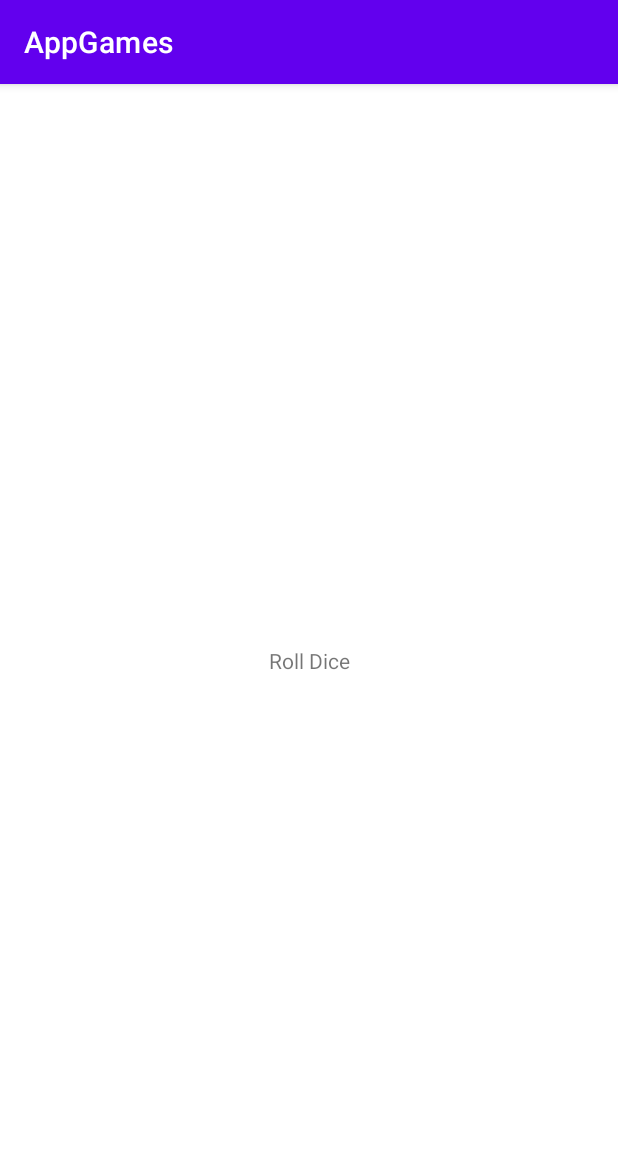
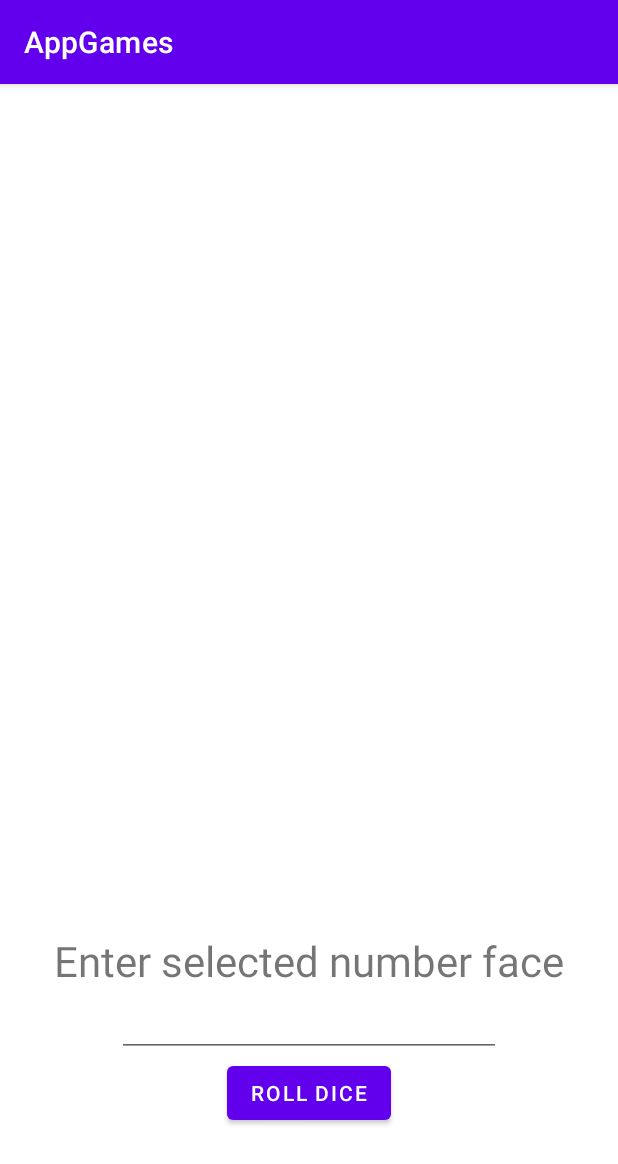
Before and after one commit to Gustavo-F/Programacao-Dispositivos-Moveis, an Android app: the RollDiceFragment screen opened through its navigation route, on a phone screen of 412 x 824 dp. Shown: the top 1164 px of the screen. Run offline under Robolectric (Android 15) with nearby library versions, the phone set to English and light mode, and no system bars.

Commit message:
Implementado o jogo RollDice

```diff
--- a/AppGames/app/src/main/java/com/gustavo/appgames/HeadsTailsFragment.kt
+++ b/AppGames/app/src/main/java/com/gustavo/appgames/HeadsTailsFragment.kt
@@ -7,7 +7,6 @@ import android.view.View
 import android.view.View.INVISIBLE
 import android.view.View.VISIBLE
 import android.view.ViewGroup
-import android.widget.Toast
 import androidx.fragment.app.Fragment
 import com.gustavo.appgames.databinding.FragmentHeadsTailsBinding
 
@@ -51,10 +50,6 @@ class HeadsTailsFragment: Fragment(R.layout.fragment_heads_tails) {
             binding.coinFaceImageView.visibility = INVISIBLE
         }
 
-        Toast.makeText(context, "Flipping the coin...   ", Toast.LENGTH_SHORT).show()
-
-        Thread.sleep(2000)
-
         val randValue = (0..1).random()
 
         when(randValue){
--- a/AppGames/app/src/main/java/com/gustavo/appgames/HomeFragment.kt
+++ b/AppGames/app/src/main/java/com/gustavo/appgames/HomeFragment.kt
@@ -40,6 +40,9 @@ class HomeFragment : Fragment(R.layout.fragment_home) {
         binding.winsTextView.text = "Wins: ${Data.loggedUser?.winsAndDefeats!![0].wins}"
         binding.defeatsTextView.text = "Defeats: ${Data.loggedUser?.winsAndDefeats!![0].defeats}"
 
+        binding.rollDiceWins.text = "Wins: ${Data.loggedUser?.winsAndDefeats!![1].wins}"
+        binding.rollDiceDefeats.text = "Defeats: ${Data.loggedUser?.winsAndDefeats!![1].defeats}"
+
         binding.headstailsLinearLayout.setOnClickListener {
             var action = HomeFragmentDirections.actionHomeFragmentToHeadsTailsFragment()
             findNavController().navigate(action)
--- a/AppGames/app/src/main/java/com/gustavo/appgames/RollDiceFragment.kt
+++ b/AppGames/app/src/main/java/com/gustavo/appgames/RollDiceFragment.kt
@@ -1,11 +1,72 @@
 package com.gustavo.appgames
 
 import android.os.Bundle
+import android.view.LayoutInflater
 import android.view.View
+import android.view.ViewGroup
+import android.widget.Toast
 import androidx.fragment.app.Fragment
+import com.gustavo.appgames.databinding.FragmentRolldiceBinding
 
 class RollDiceFragment: Fragment(R.layout.fragment_rolldice){
+
+    private var _binding: FragmentRolldiceBinding? = null
+    private val binding get() = _binding!!
+
+    override fun onCreateView(
+        inflater: LayoutInflater,
+        container: ViewGroup?,
+        savedInstanceState: Bundle?
+    ): View {
+        _binding = FragmentRolldiceBinding.inflate(inflater, container, false)
+        return binding.root
+    }
+
+    override fun onDestroy() {
+        super.onDestroy()
+        _binding = null
+    }
+
     override fun onViewCreated(view: View, savedInstanceState: Bundle?) {
         super.onViewCreated(view, savedInstanceState)
+
+        binding.rollDiceButton.setOnClickListener {
+            if (binding.selectFaceEditText.text.toString().isNotBlank()) {
+                if (binding.diceResultImageView.visibility == View.INVISIBLE) {
+                    binding.diceResultImageView.visibility = View.VISIBLE
+                }
+
+                var selected: Int = binding.selectFaceEditText.text.toString().toInt()
+
+                if (selected < 1 || selected > 6) {
+                    Toast.makeText(
+                        context,
+                        "Invalid selection. Enter a number between 1 and 6.",
+                        Toast.LENGTH_SHORT
+                    ).show()
+                } else {
+                    val randValue = (1..6).random()
+
+                    when(randValue){
+                        1 -> binding.diceResultImageView.setImageResource(R.drawable.dice_1)
+                        2 -> binding.diceResultImageView.setImageResource(R.drawable.dice_2)
+                        3 -> binding.diceResultImageView.setImageResource(R.drawable.dice_3)
+                        4 -> binding.diceResultImageView.setImageResource(R.drawable.dice_4)
+                        5 -> binding.diceResultImageView.setImageResource(R.drawable.dice_5)
+                        6 -> binding.diceResultImageView.setImageResource(R.drawable.dice_6)
+                    }
+
+                    if (selected == randValue) {
+                        Data.loggedUser?.winsAndDefeats!![1].wins += 1
+                        binding.resultDiceTextView.text = "YOU WIN!!!"
+                    } else {
+                        Data.loggedUser?.winsAndDefeats!![1].defeats += 1
+                        binding.resultDiceTextView.text = "I'm Sorry! You lost, try again."
+                    }
+                }
+            } else {
+                Toast.makeText(context, "Please enter a number between 1 and 6.", Toast.LENGTH_SHORT).show()
+            }
+        }
     }
 }
--- a/AppGames/app/src/main/res/layout/fragment_home.xml
+++ b/AppGames/app/src/main/res/layout/fragment_home.xml
@@ -97,7 +97,7 @@
                 android:textStyle="bold" />
 
             <TextView
-                android:id="@+id/winsTextView2"
+                android:id="@+id/rollDiceWins"
                 android:layout_width="match_parent"
                 android:layout_height="wrap_content"
                 android:layout_weight="1"
@@ -105,7 +105,7 @@
                 android:textSize="18sp" />
 
             <TextView
-                android:id="@+id/defeatsTextView2"
+                android:id="@+id/rollDiceDefeats"
                 android:layout_width="match_parent"
                 android:layout_height="wrap_content"
                 android:layout_weight="1"
--- a/AppGames/app/src/main/res/layout/fragment_rolldice.xml
+++ b/AppGames/app/src/main/res/layout/fragment_rolldice.xml
@@ -6,14 +6,55 @@
     xmlns:app="http://schemas.android.com/apk/res-auto"
     tools:context=".RollDiceFragment">
 
-    <TextView
-        android:id="@+id/rollDiceTextView"
+    <ImageView
+        android:id="@+id/diceResultImageView"
         android:layout_width="wrap_content"
         android:layout_height="wrap_content"
+        app:layout_constraintBottom_toTopOf="@+id/selectFaceTextView"
+        app:layout_constraintEnd_toEndOf="parent"
+        app:layout_constraintStart_toStartOf="parent"
+        app:layout_constraintTop_toTopOf="parent" />
+
+    <TextView
+        android:id="@+id/selectFaceTextView"
+        android:layout_width="wrap_content"
+        android:layout_height="wrap_content"
+        android:layout_marginTop="400dp"
+        android:text="@string/enter_selected_number_face"
+        android:textSize="28sp"
         app:layout_constraintBottom_toBottomOf="parent"
         app:layout_constraintEnd_toEndOf="parent"
         app:layout_constraintStart_toStartOf="parent"
-        app:layout_constraintTop_toTopOf="parent"
-        android:text="Roll Dice" />
+        app:layout_constraintTop_toTopOf="parent" />
+
+    <EditText
+        android:id="@+id/selectFaceEditText"
+        android:layout_width="256dp"
+        android:layout_height="wrap_content"
+        android:gravity="center"
+        android:inputType="number"
+        android:maxLength="1"
+        app:layout_constraintEnd_toEndOf="@+id/selectFaceTextView"
+        app:layout_constraintStart_toStartOf="@+id/selectFaceTextView"
+        app:layout_constraintTop_toBottomOf="@+id/selectFaceTextView"
+        tools:layout_marginTop="16dp" />
+
+    <Button
+        android:id="@+id/rollDiceButton"
+        android:layout_width="wrap_content"
+        android:layout_height="wrap_content"
+        android:text="@string/roll_dice"
+        app:layout_constraintEnd_toEndOf="@+id/selectFaceEditText"
+        app:layout_constraintStart_toStartOf="@+id/selectFaceEditText"
+        app:layout_constraintTop_toBottomOf="@+id/selectFaceEditText" />
+
+    <TextView
+        android:id="@+id/resultDiceTextView"
+        android:layout_width="wrap_content"
+        android:layout_height="wrap_content"
+        android:textSize="28sp"
+        app:layout_constraintEnd_toEndOf="parent"
+        app:layout_constraintStart_toStartOf="parent"
+        app:layout_constraintTop_toTopOf="parent" />
 
 </androidx.constraintlayout.widget.ConstraintLayout>
--- a/AppGames/app/src/main/res/values/strings.xml
+++ b/AppGames/app/src/main/res/values/strings.xml
@@ -15,4 +15,6 @@
     <string name="select_coin_face">Select coin Face</string>
     <string name="head">Head</string>
     <string name="tail">Tail</string>
+    <string name="enter_selected_number_face">Enter selected number face</string>
+    <string name="roll_dice">Roll Dice</string>
 </resources>
--- a/AppGames/build.gradle
+++ b/AppGames/build.gradle
@@ -7,7 +7,7 @@ buildscript {
         mavenCentral()
     }
     dependencies {
-        classpath "com.android.tools.build:gradle:4.2.2"
+        classpath 'com.android.tools.build:gradle:7.0.0'
         classpath "org.jetbrains.kotlin:kotlin-gradle-plugin:$kotlin_version"
         classpath "androidx.navigation:navigation-safe-args-gradle-plugin:$nav_version"
 
```
Also changed, not shown: AppGames/app/src/main/res/drawable/dice_1.png (added), AppGames/app/src/main/res/drawable/dice_2.png (added), AppGames/app/src/main/res/drawable/dice_3.png (added), AppGames/app/src/main/res/drawable/dice_4.png (added), AppGames/app/src/main/res/drawable/dice_5.png (added), AppGames/app/src/main/res/drawable/dice_6.png (added), AppGames/gradle/wrapper/gradle-wrapper.properties.
